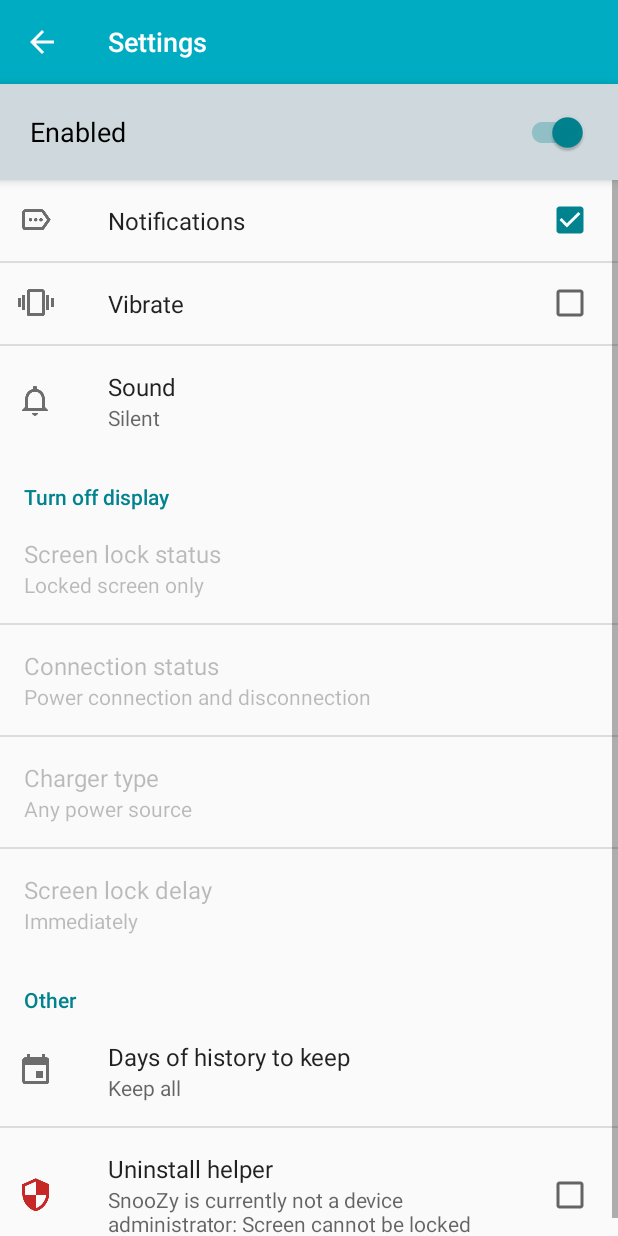
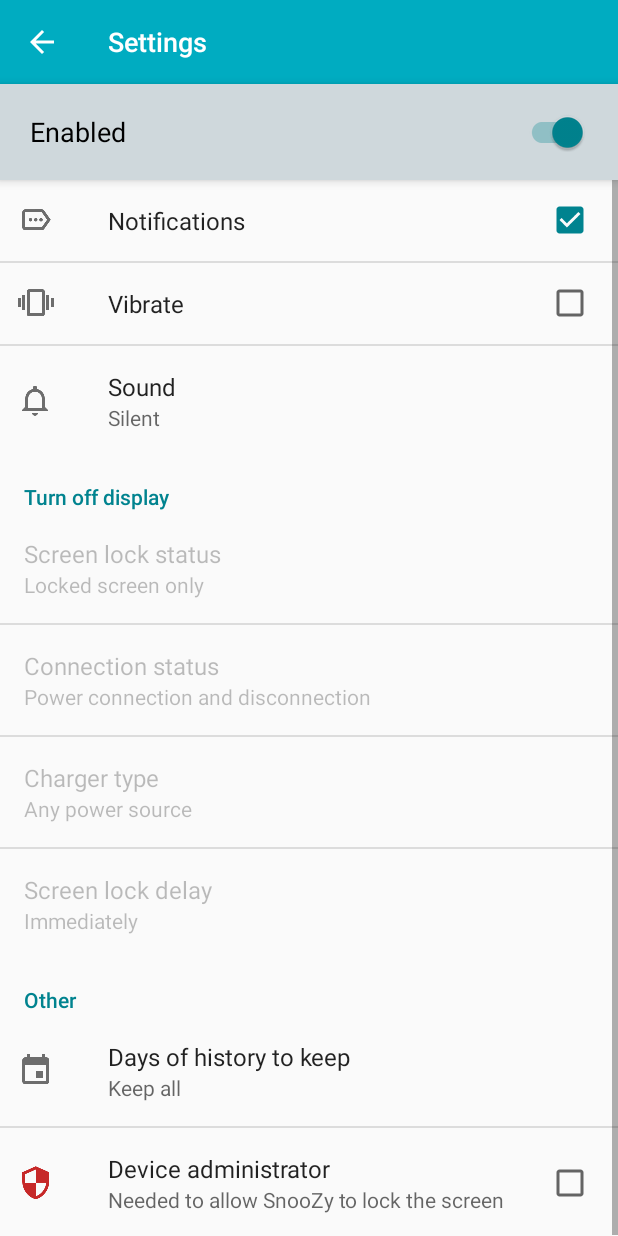
Before and after one commit to mudar/SnooZy, an Android app: the screen it shows after launch (SettingsActivity), in the options menu, after a tap on "Settings", on a phone screen of 412 x 824 dp. Run offline under Robolectric (Android 15) with nearby library versions, the phone set to English and light mode, and no system bars; libraries missing offline, so code that uses them is left out: com.tonicartos.superslim; 5 statements that could not run were skipped.

Commit message:
updated strings

```diff
--- a/AndroidStudio/SnooZyProject/SnooZy/src/main/res/values/strings.xml
+++ b/AndroidStudio/SnooZyProject/SnooZy/src/main/res/values/strings.xml
@@ -100,9 +100,9 @@
     <string name="prefs_cache_age_large">1 month</string>
     <string name="prefs_cache_age_all">Keep all</string>
 
-    <string name="prefs_device_admin_title">Uninstall helper</string>
-    <string name="prefs_device_admin_summary_enabled">Deactivate device admin to remove app</string>
-    <string name="prefs_device_admin_summary_disabled">SnooZy is currently not a device administrator: Screen cannot be locked</string>
+    <string name="prefs_device_admin_title">Device administrator</string>
+    <string name="prefs_device_admin_summary_enabled">NOTE: uncheck this to be able to uninstall app</string>
+    <string name="prefs_device_admin_summary_disabled">Needed to allow SnooZy to lock the screen</string>
 
     <!--Notifications-->
     <string name="notify_content_title">Power connection</string>
@@ -132,6 +132,7 @@
     <string name="history_item_power_connected">Yes</string>
     <string name="history_item_power_disconnected">No</string>
     <string name="history_item_day_today">Today</string>
+    <string name="history_item_day_yesterday">Yesterday</string>
     <string name="history_item_battery_level">%s%%</string>
 
     <!--About -->
```
